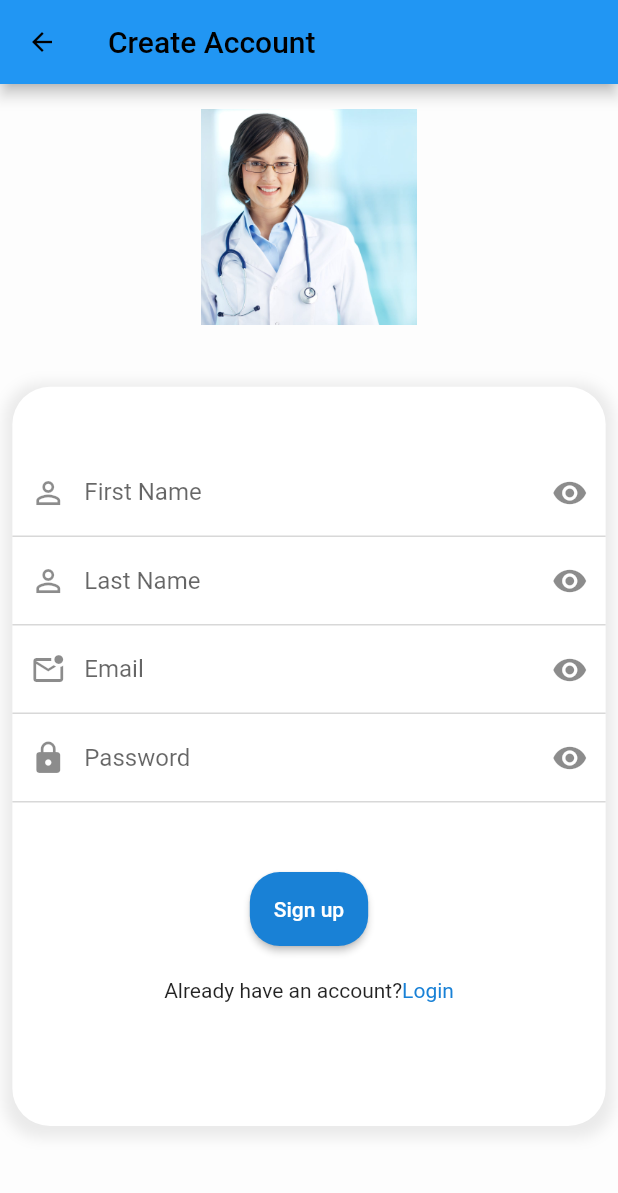
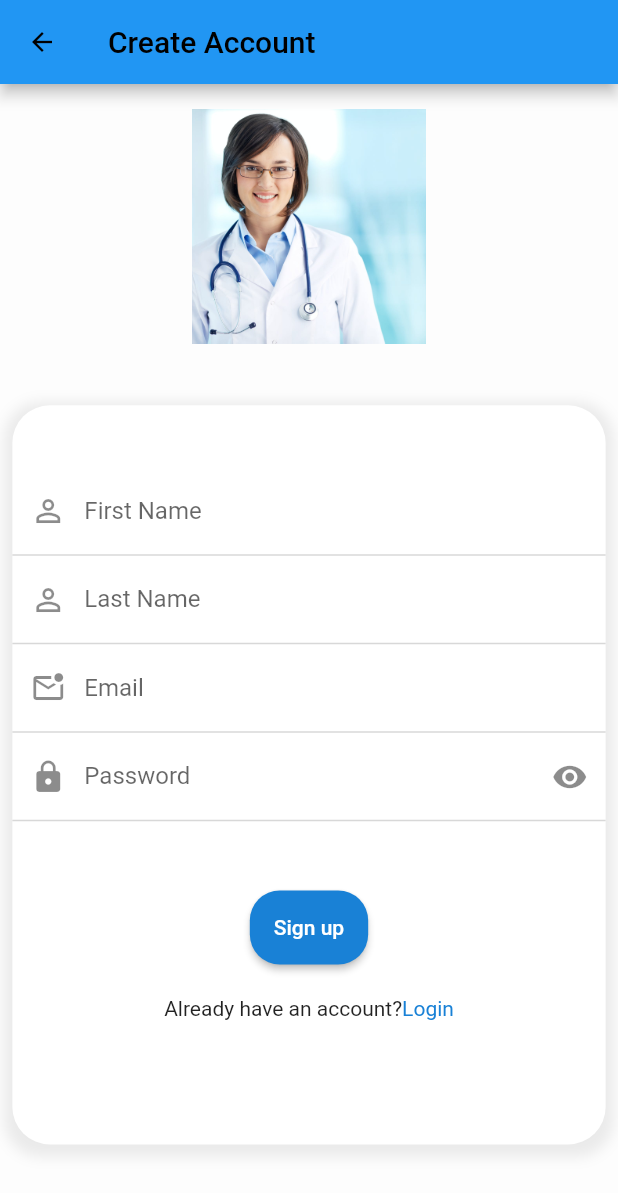
Before and after one commit to shahzebnaqvi/Medical_App, a Flutter app: the screen it shows after launch, on a phone screen of 412 x 824 dp. Shown: the top 1193 px of the screen. Run offline on Flutter 3.47's test engine with Material 2 defaults, Android fonts, the light colour scheme and no system bars; our stand-ins replace carousel_slider, flutter_speed_dial, get, image_picker, lottie; missing offline and left inert: ml_kit_ocr.

```diff
--- a/lib/Screens/auth/signup.dart
+++ b/lib/Screens/auth/signup.dart
@@ -51,7 +51,7 @@ class _SignupState extends State<Signup> {
                 alignment: Alignment.center,
                 child: Image.asset(
                   'assets/doctor2.jpg',
-                  width: MediaQuery.of(context).size.width * 0.35,
+                  width: MediaQuery.of(context).size.width * 0.38,
                 )),
             Container(
                 width: MediaQuery.of(context).size.width * 0.9,
@@ -86,7 +86,7 @@ class _SignupState extends State<Signup> {
                               color: Color.fromARGB(255, 216, 216, 216))),
                       labelText: "First Name",
                       prefixIcon: Icon(Icons.person_outline),
-                      suffixIcon: Icon(Icons.remove_red_eye),
+                      // suffixIcon: Icon(Icons.remove_red_eye),
                     ),
                   ),
                   TextField(
@@ -97,7 +97,7 @@ class _SignupState extends State<Signup> {
                               color: Color.fromARGB(255, 216, 216, 216))),
                       labelText: "Last Name",
                       prefixIcon: Icon(Icons.person_outline),
-                      suffixIcon: Icon(Icons.remove_red_eye),
+                      //  suffixIcon: Icon(Icons.remove_red_eye),
                     ),
                   ),
                   TextField(
@@ -107,7 +107,7 @@ class _SignupState extends State<Signup> {
                             borderSide: BorderSide(
                                 color: Color.fromARGB(255, 216, 216, 216))),
                         labelText: "Email",
-                        suffixIcon: Icon(Icons.remove_red_eye),
+                        //suffixIcon: Icon(Icons.remove_red_eye),
                         prefixIcon: Icon(Icons.mark_email_unread_outlined)),
                   ),
                   TextField(
```
